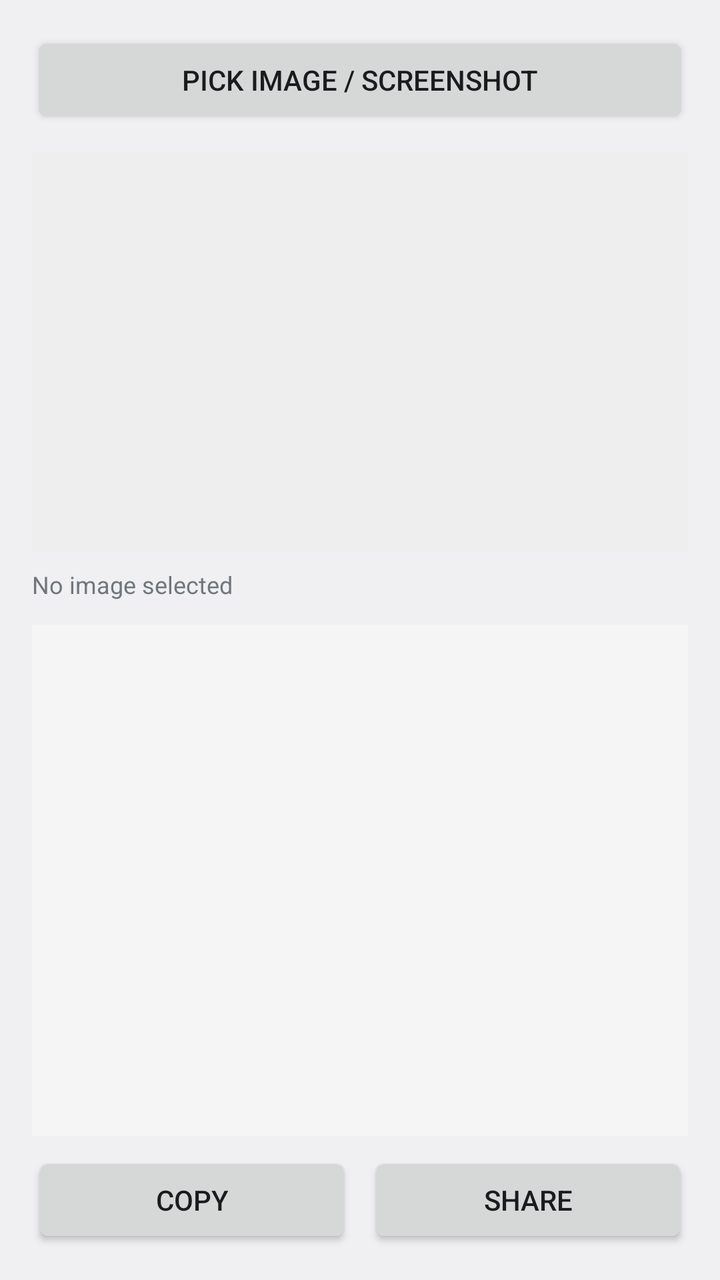
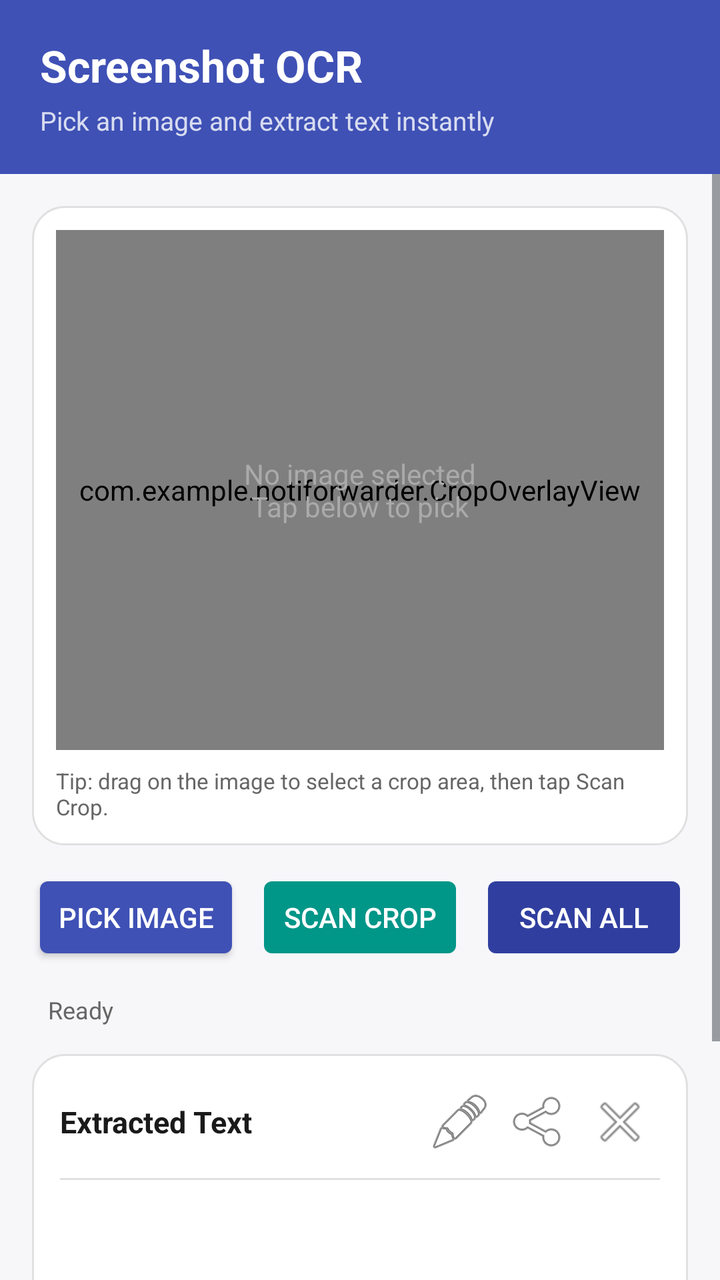

Two renders of the same Android screen: before a commit and after it. Below are the layout's source before the change and the commit's diff.
<!-- AndroidManifest.xml: application theme android:Theme.DeviceDefault.Light -->
<!-- res/layout/activity_main.xml -->
<?xml version="1.0" encoding="utf-8"?>
<LinearLayout xmlns:android="http://schemas.android.com/apk/res/android"
    android:layout_width="match_parent"
    android:layout_height="match_parent"
    android:orientation="vertical"
    android:padding="16dp">

    <Button
        android:id="@+id/pickBtn"
        android:layout_width="match_parent"
        android:layout_height="wrap_content"
        android:text="Pick Image / Screenshot" />

    <ImageView
        android:id="@+id/preview"
        android:layout_width="match_parent"
        android:layout_height="200dp"
        android:layout_marginTop="12dp"
        android:scaleType="fitCenter"
        android:background="#EEEEEE" />

    <TextView
        android:id="@+id/status"
        android:layout_width="match_parent"
        android:layout_height="wrap_content"
        android:layout_marginTop="8dp"
        android:textSize="12sp"
        android:text="No image selected" />

    <ScrollView
        android:layout_width="match_parent"
        android:layout_height="0dp"
        android:layout_weight="1"
        android:layout_marginTop="12dp"
        android:background="#F5F5F5"
        android:padding="8dp">

        <TextView
            android:id="@+id/resultText"
            android:layout_width="match_parent"
            android:layout_height="wrap_content"
            android:textSize="16sp"
            android:textIsSelectable="true" />
    </ScrollView>

    <LinearLayout
        android:layout_width="match_parent"
        android:layout_height="wrap_content"
        android:orientation="horizontal"
        android:layout_marginTop="8dp">

        <Button
            android:id="@+id/copyBtn"
            android:layout_width="0dp"
            android:layout_height="wrap_content"
            android:layout_weight="1"
            android:text="Copy" />

        <Button
            android:id="@+id/shareBtn"
            android:layout_width="0dp"
            android:layout_height="wrap_content"
            android:layout_weight="1"
            android:layout_marginStart="8dp"
            android:text="Share" />
    </LinearLayout>

</LinearLayout>
<!-- resources referenced by this layout -->
<resources>

</resources>

<!-- the commit's change to res/layout/activity_main.xml (unified diff, before → after) -->
@@ -1,68 +1,237 @@
 <?xml version="1.0" encoding="utf-8"?>
-<LinearLayout xmlns:android="http://schemas.android.com/apk/res/android"
+<FrameLayout xmlns:android="http://schemas.android.com/apk/res/android"
     android:layout_width="match_parent"
     android:layout_height="match_parent"
-    android:orientation="vertical"
-    android:padding="16dp">
-
-    <Button
-        android:id="@+id/pickBtn"
+    android:background="@color/bg">
+
+    <LinearLayout
         android:layout_width="match_parent"
-        android:layout_height="wrap_content"
-        android:text="Pick Image / Screenshot" />
-
-    <ImageView
-        android:id="@+id/preview"
-        android:layout_width="match_parent"
-        android:layout_height="200dp"
-        android:layout_marginTop="12dp"
-        android:scaleType="fitCenter"
-        android:background="#EEEEEE" />
-
-    <TextView
-        android:id="@+id/status"
-        android:layout_width="match_parent"
-        android:layout_height="wrap_content"
-        android:layout_marginTop="8dp"
-        android:textSize="12sp"
-        android:text="No image selected" />
-
-    <ScrollView
-        android:layout_width="match_parent"
-        android:layout_height="0dp"
-        android:layout_weight="1"
-        android:layout_marginTop="12dp"
-        android:background="#F5F5F5"
-        android:padding="8dp">
-
-        <TextView
-            android:id="@+id/resultText"
+        android:layout_height="match_parent"
+        android:orientation="vertical">
+
+        
+        <LinearLayout
             android:layout_width="match_parent"
             android:layout_height="wrap_content"
-            android:textSize="16sp"
-            android:textIsSelectable="true" />
-    </ScrollView>
-
-    <LinearLayout
-        android:layout_width="match_parent"
-        android:layout_height="wrap_content"
-        android:orientation="horizontal"
-        android:layout_marginTop="8dp">
-
-        <Button
-            android:id="@+id/copyBtn"
-            android:layout_width="0dp"
-            android:layout_height="wrap_content"
-            android:layout_weight="1"
-            android:text="Copy" />
-
-        <Button
-            android:id="@+id/shareBtn"
-            android:layout_width="0dp"
-            android:layout_height="wrap_content"
-            android:layout_weight="1"
-            android:layout_marginStart="8dp"
-            android:text="Share" />
+            android:orientation="vertical"
+            android:background="@color/primary"
+            android:paddingStart="20dp"
+            android:paddingEnd="20dp"
+            android:paddingTop="18dp"
+            android:paddingBottom="18dp">
+
+            <TextView
+                android:layout_width="wrap_content"
+                android:layout_height="wrap_content"
+                android:text="Screenshot OCR"
+                android:textColor="#FFFFFF"
+                android:textSize="22sp"
+                android:textStyle="bold" />
+
+            <TextView
+                android:layout_width="wrap_content"
+                android:layout_height="wrap_content"
+                android:text="Pick an image and extract text instantly"
+                android:textColor="#CCFFFFFF"
+                android:textSize="13sp"
+                android:layout_marginTop="4dp" />
+        </LinearLayout>
+
+        <ScrollView
+            android:layout_width="match_parent"
+            android:layout_height="match_parent"
+            android:fillViewport="true">
+
+            <LinearLayout
+                android:layout_width="match_parent"
+                android:layout_height="wrap_content"
+                android:orientation="vertical"
+                android:padding="16dp">
+
+                
+                <LinearLayout
+                    android:layout_width="match_parent"
+                    android:layout_height="wrap_content"
+                    android:orientation="vertical"
+                    android:background="@drawable/card_bg"
+                    android:padding="12dp">
+
+                    <FrameLayout
+                        android:id="@+id/imageContainer"
+                        android:layout_width="match_parent"
+                        android:layout_height="260dp"
+                        android:background="#111111">
+
+                        <ImageView
+                            android:id="@+id/preview"
+                            android:layout_width="match_parent"
+                            android:layout_height="match_parent"
+                            android:scaleType="fitCenter"
+                            android:contentDescription="Selected image" />
+
+                        <com.example.notiforwarder.CropOverlayView
+                            android:id="@+id/cropOverlay"
+                            android:layout_width="match_parent"
+                            android:layout_height="match_parent" />
+
+                        <TextView
+                            android:id="@+id/emptyHint"
+                            android:layout_width="wrap_content"
+                            android:layout_height="wrap_content"
+                            android:layout_gravity="center"
+                            android:text="No image selected\nTap below to pick"
+                            android:textColor="#AAAAAA"
+                            android:textSize="14sp"
+                            android:gravity="center" />
+                    </FrameLayout>
+
+                    <TextView
+                        android:layout_width="match_parent"
+                        android:layout_height="wrap_content"
+                        android:text="Tip: drag on the image to select a crop area, then tap Scan Crop."
+                        android:textColor="@color/textSecondary"
+                        android:textSize="11sp"
+                        android:layout_marginTop="8dp" />
+                </LinearLayout>
+
+                
+                <LinearLayout
+                    android:layout_width="match_parent"
+                    android:layout_height="wrap_content"
+                    android:orientation="horizontal"
+                    android:layout_marginTop="12dp">
+
+                    <Button
+                        android:id="@+id/pickBtn"
+                        android:layout_width="0dp"
+                        android:layout_height="wrap_content"
+                        android:layout_weight="1"
+                        android:backgroundTint="@color/primary"
+                        android:textColor="#FFFFFF"
+                        android:text="Pick Image" />
+
+                    <Button
+                        android:id="@+id/scanCropBtn"
+                        android:layout_width="0dp"
+                        android:layout_height="wrap_content"
+                        android:layout_weight="1"
+                        android:layout_marginStart="8dp"
+                        android:backgroundTint="@color/accent"
+                        android:textColor="#FFFFFF"
+                        android:text="Scan Crop"
+                        android:enabled="false" />
+
+                    <Button
+                        android:id="@+id/scanAllBtn"
+                        android:layout_width="0dp"
+                        android:layout_height="wrap_content"
+                        android:layout_weight="1"
+                        android:layout_marginStart="8dp"
+                        android:backgroundTint="@color/primaryDark"
+                        android:textColor="#FFFFFF"
+                        android:text="Scan All"
+                        android:enabled="false" />
+                </LinearLayout>
+
+                
+                <LinearLayout
+                    android:layout_width="match_parent"
+                    android:layout_height="wrap_content"
+                    android:orientation="horizontal"
+                    android:gravity="center_vertical"
+                    android:layout_marginTop="14dp">
+
+                    <ProgressBar
+                        android:id="@+id/progress"
+                        android:layout_width="20dp"
+                        android:layout_height="20dp"
+                        android:visibility="gone" />
+
+                    <TextView
+                        android:id="@+id/status"
+                        android:layout_width="0dp"
+                        android:layout_height="wrap_content"
+                        android:layout_weight="1"
+                        android:layout_marginStart="8dp"
+                        android:text="Ready"
+                        android:textColor="@color/textSecondary"
+                        android:textSize="12sp" />
+                </LinearLayout>
+
+                
+                <LinearLayout
+                    android:layout_width="match_parent"
+                    android:layout_height="wrap_content"
+                    android:orientation="vertical"
+                    android:background="@drawable/card_bg"
+                    android:padding="14dp"
+                    android:layout_marginTop="14dp">
+
+                    <LinearLayout
+                        android:layout_width="match_parent"
+                        android:layout_height="wrap_content"
+                        android:orientation="horizontal"
+                        android:gravity="center_vertical">
+
+                        <TextView
+                            android:layout_width="0dp"
+                            android:layout_height="wrap_content"
+                            android:layout_weight="1"
+                            android:text="Extracted Text"
+                            android:textColor="@color/textPrimary"
+                            android:textSize="15sp"
+                            android:textStyle="bold" />
+
+                        <ImageButton
+                            android:id="@+id/copyBtn"
+                            android:layout_width="40dp"
+                            android:layout_height="40dp"
+                            android:background="?android:attr/selectableItemBackgroundBorderless"
+                            android:src="@android:drawable/ic_menu_edit"
+                            android:contentDescription="Copy" />
+
+                        <ImageButton
+                            android:id="@+id/shareBtn"
+                            android:layout_width="40dp"
+                            android:layout_height="40dp"
+                            android:background="?android:attr/selectableItemBackgroundBorderless"
+                            android:src="@android:drawable/ic_menu_share"
+                            android:contentDescription="Share" />
+
+                        <ImageButton
+                            android:id="@+id/clearBtn"
+                            android:layout_width="40dp"
+                            android:layout_height="40dp"
+                            android:background="?android:attr/selectableItemBackgroundBorderless"
+                            android:src="@android:drawable/ic_menu_close_clear_cancel"
+                            android:contentDescription="Clear" />
+                    </LinearLayout>
+
+                    <View
+                        android:layout_width="match_parent"
+                        android:layout_height="1dp"
+                        android:background="@color/divider"
+                        android:layout_marginTop="8dp"
+                        android:layout_marginBottom="8dp" />
+
+                    <TextView
+                        android:id="@+id/resultText"
+                        android:layout_width="match_parent"
+                        android:layout_height="wrap_content"
+                        android:minHeight="140dp"
+                        android:textSize="15sp"
+                        android:textColor="@color/textPrimary"
+                        android:textIsSelectable="true"
+                        android:lineSpacingExtra="3dp"
+                        android:text="" />
+                </LinearLayout>
+
+                <View
+                    android:layout_width="match_parent"
+                    android:layout_height="24dp" />
+
+            </LinearLayout>
+        </ScrollView>
     </LinearLayout>
 
-</LinearLayout>
+</FrameLayout>
<!-- resource entries referenced after the edit -->
@@ -1,5 +1,20 @@
 <!-- resources referenced by this layout -->
 <resources>
-
+  <color name="accent">#009688</color>
+  <color name="bg">#F7F7FA</color>
+  <color name="divider">#E0E0E0</color>
+  <color name="primary">#3F51B5</color>
+  <color name="primaryDark">#303F9F</color>
+  <color name="textPrimary">#1A1A1A</color>
+  <color name="textSecondary">#666666</color>
+  <!-- drawable card_bg (drawable) -->
+  <?xml version="1.0" encoding="utf-8"?>
+  <shape xmlns:android="http://schemas.android.com/apk/res/android"
+      android:shape="rectangle">
+      <solid android:color="@color/cardBg" />
+      <corners android:radius="16dp" />
+      <stroke android:width="1dp" android:color="@color/divider" />
+  </shape>
+  <color name="cardBg">#FFFFFF</color>
 </resources>
 
